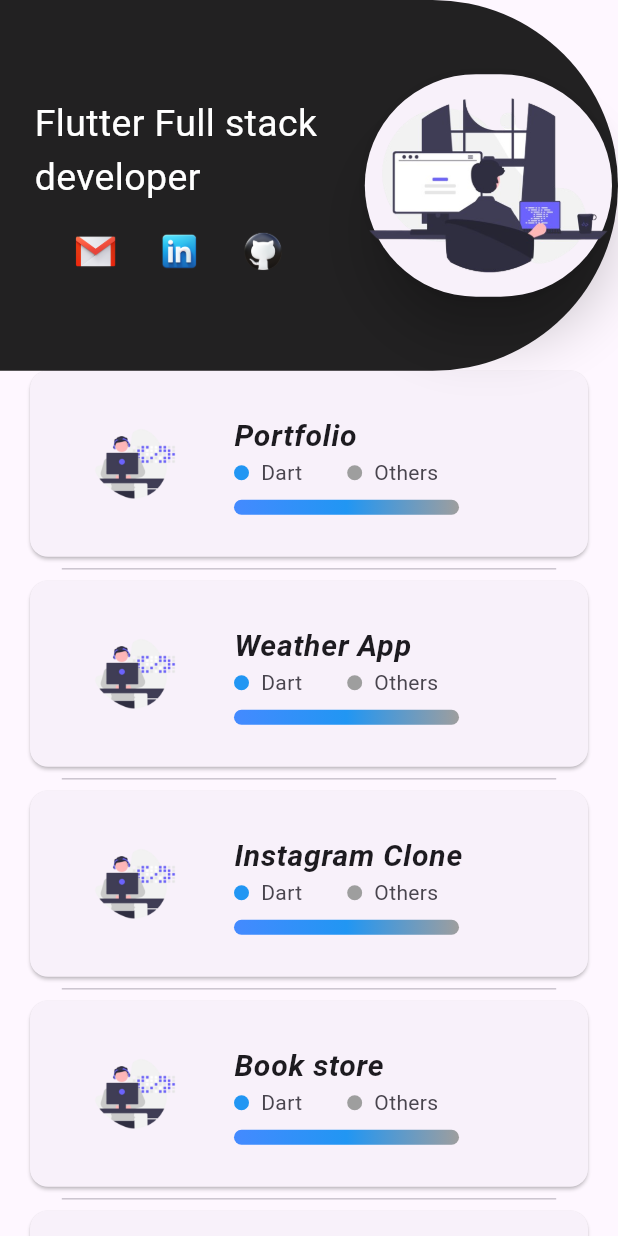
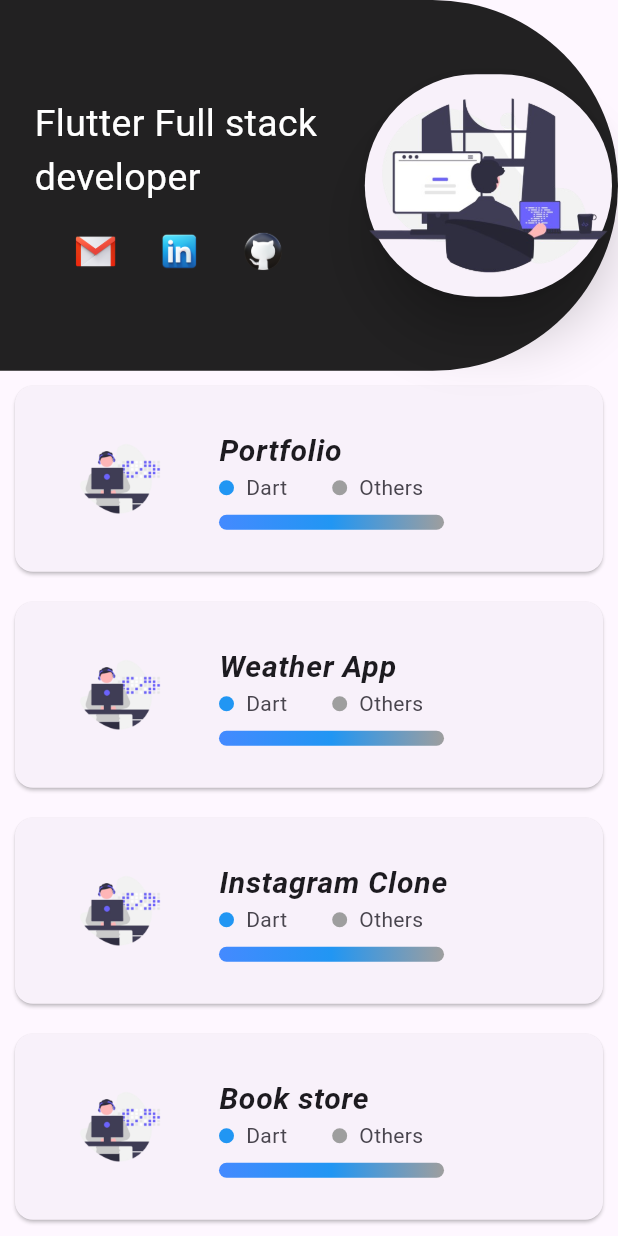
Before and after one commit to ManojKumar-GS/Portfolio, a Flutter app: the MoreInfo screen opened directly, on a phone screen of 412 x 824 dp. Run offline on Flutter 3.47's test engine with Material 3 defaults, Android fonts, the phone set to English and light mode, and no system bars; Roboto replaces fonts that are missing (impp).

Commit message:
temp commit

```diff
--- a/lib/screens/more_info.dart
+++ b/lib/screens/more_info.dart
@@ -161,9 +161,10 @@ class _MoreInfoState extends State<MoreInfo> {
       child: Hero(
         tag: name,
         child: Column(
+          mainAxisSize: MainAxisSize.min,
           children: [
             Card(
-              margin: const EdgeInsets.symmetric(horizontal: 20),
+              margin: const EdgeInsets.all(10),
               borderOnForeground: true,
               child: ListTile(
                 title: Text(
@@ -175,9 +176,11 @@ class _MoreInfoState extends State<MoreInfo> {
                       fontFamily: AutofillHints.impp),
                 ),
                 subtitle: Column(
+                  mainAxisSize: MainAxisSize.min,
                   crossAxisAlignment: CrossAxisAlignment.start,
                   children: [
                     Row(
+                      mainAxisSize: MainAxisSize.min,
                       mainAxisAlignment: MainAxisAlignment.start,
                       children: [
                         Container(
@@ -230,9 +233,9 @@ class _MoreInfoState extends State<MoreInfo> {
                 leading: Image.asset(image, width: 100, height: 100),
               ),
             ),
-            SizedBox(
+            /* SizedBox(
                 width: MediaQuery.sizeOf(context).width * 0.8,
-                child: const Divider())
+                child: const Divider())*/
           ],
         ),
       ),
```
